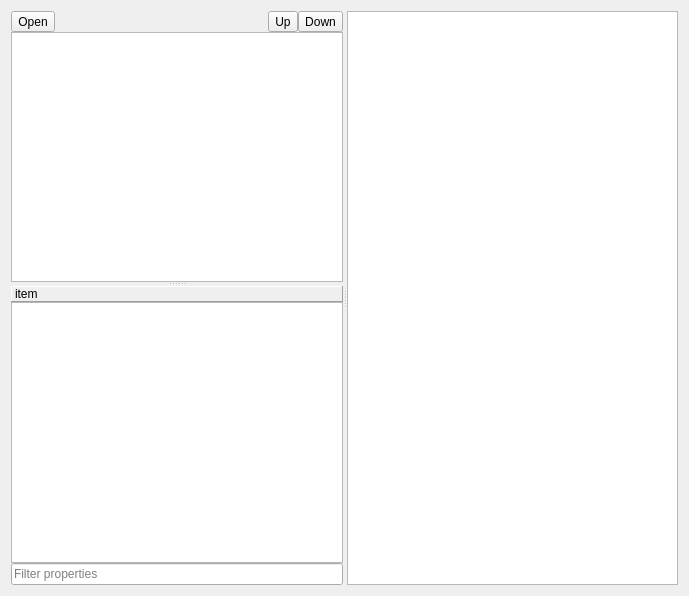
Above: Forms/mainview.ui from ArashMassoudieh/WaterwAIs before the change. Below: the same form after it.
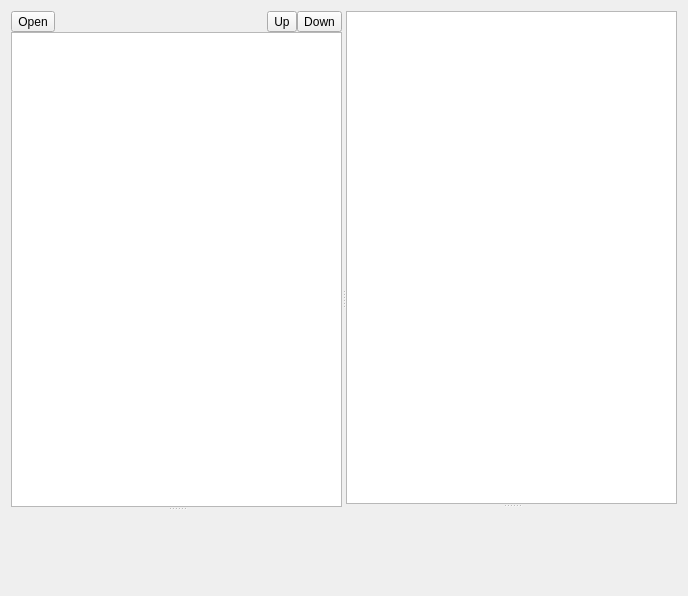
That is the form after the change. Custom widgets are drawn as their Qt base class.

Commit message: Implemented Timeseries charts and tooltip support UI improvements: added collapsible panels and placed time series charts and item property table there.

Diff of the .ui file:
```diff
--- a/Forms/mainview.ui
+++ b/Forms/mainview.ui
@@ -6,7 +6,7 @@
    <rect>
     <x>0</x>
     <y>0</y>
-    <width>689</width>
+    <width>688</width>
     <height>596</height>
    </rect>
   </property>
@@ -99,80 +99,23 @@
            <bool>true</bool>
           </property>
          </widget>
-         <widget class="QWidget" name="layoutWidget">
-          <layout class="QVBoxLayout" name="verticalLayout_4">
-           <property name="spacing">
-            <number>0</number>
-           </property>
-           <item>
-            <widget class="QLabel" name="labelItem">
-             <property name="frameShape">
-              <enum>QFrame::Panel</enum>
-             </property>
-             <property name="frameShadow">
-              <enum>QFrame::Raised</enum>
-             </property>
-             <property name="text">
-              <string>item</string>
-             </property>
-             <property name="margin">
-              <number>1</number>
-             </property>
-            </widget>
-           </item>
-           <item>
-            <widget class="QTableView" name="tableView">
-             <property name="mouseTracking">
-              <bool>true</bool>
-             </property>
-             <property name="autoFillBackground">
-              <bool>true</bool>
-             </property>
-             <property name="selectionMode">
-              <enum>QAbstractItemView::ExtendedSelection</enum>
-             </property>
-             <property name="selectionBehavior">
-              <enum>QAbstractItemView::SelectRows</enum>
-             </property>
-             <property name="sortingEnabled">
-              <bool>true</bool>
-             </property>
-             <attribute name="horizontalHeaderShowSortIndicator" stdset="0">
-              <bool>true</bool>
-             </attribute>
-             <attribute name="horizontalHeaderStretchLastSection">
-              <bool>true</bool>
-             </attribute>
-             <attribute name="verticalHeaderMinimumSectionSize">
-              <number>24</number>
-             </attribute>
-             <attribute name="verticalHeaderDefaultSectionSize">
-              <number>24</number>
-             </attribute>
-             <attribute name="verticalHeaderStretchLastSection">
-              <bool>false</bool>
-             </attribute>
-            </widget>
-           </item>
-           <item>
-            <widget class="QLineEdit" name="edtFilter">
-             <property name="placeholderText">
-              <string>Filter properties</string>
-             </property>
-            </widget>
-           </item>
-          </layout>
-         </widget>
+         <widget class="WaterwAIs::Panel" name="propertyPanel"/>
         </widget>
        </item>
       </layout>
      </widget>
-     <widget class="QWidget" name="layoutWidget">
-      <layout class="QGridLayout" name="gridLayout">
-       <item row="0" column="0">
-        <widget class="WaterwAIs::MapView" name="mapView"/>
-       </item>
-      </layout>
+     <widget class="QSplitter" name="panel_splitter">
+      <property name="orientation">
+       <enum>Qt::Vertical</enum>
+      </property>
+      <widget class="QWidget" name="layoutWidget">
+       <layout class="QGridLayout" name="gridLayout">
+        <item row="0" column="0">
+         <widget class="WaterwAIs::MapView" name="mapView"/>
+        </item>
+       </layout>
+      </widget>
+      <widget class="WaterwAIs::Panel" name="panelWidget"/>
      </widget>
     </widget>
    </item>
@@ -184,6 +127,12 @@
    <extends>QGraphicsView</extends>
    <header>UI/MapView.h</header>
   </customwidget>
+  <customwidget>
+   <class>WaterwAIs::Panel</class>
+   <extends>QFrame</extends>
+   <header>UI/Panel.h</header>
+   <container>1</container>
+  </customwidget>
  </customwidgets>
  <resources/>
  <connections/>
```
Left out of the diff: 8 changed lines with no effect on the pictures. The commit also changes 70 other files.
